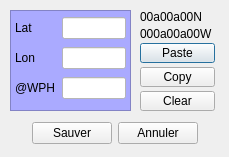
Old version of the form src/WP_dialog.ui in the repository nohal/qtVlm.
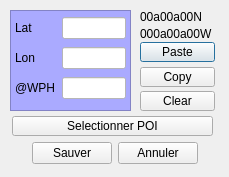
New version of the form.

Commit message: add select POI for WP

```diff
--- a/src/WP_dialog.ui
+++ b/src/WP_dialog.ui
@@ -7,7 +7,7 @@
     <x>0</x>
     <y>0</y>
     <width>229</width>
-    <height>157</height>
+    <height>177</height>
    </rect>
   </property>
   <property name="windowTitle">
@@ -131,7 +131,7 @@
    <property name="geometry">
     <rect>
      <x>140</x>
-     <y>43</y>
+     <y>42</y>
      <width>75</width>
      <height>20</height>
     </rect>
@@ -184,11 +184,11 @@
     <string>Copy</string>
    </property>
   </widget>
-  <widget class="QWidget" name="">
+  <widget class="QWidget" name="layoutWidget">
    <property name="geometry">
     <rect>
      <x>10</x>
-     <y>120</y>
+     <y>140</y>
      <width>211</width>
      <height>27</height>
     </rect>
@@ -248,6 +248,25 @@
     </item>
    </layout>
   </widget>
+  <widget class="QPushButton" name="btn_selectPOI">
+   <property name="geometry">
+    <rect>
+     <x>12</x>
+     <y>116</y>
+     <width>201</width>
+     <height>20</height>
+    </rect>
+   </property>
+   <property name="font">
+    <font>
+     <weight>50</weight>
+     <bold>false</bold>
+    </font>
+   </property>
+   <property name="text">
+    <string>Selectionner POI</string>
+   </property>
+  </widget>
  </widget>
  <resources/>
  <connections>
```
Left out of the diff: 25 changed lines with no effect on the pictures. The commit also changes 7 other files.
